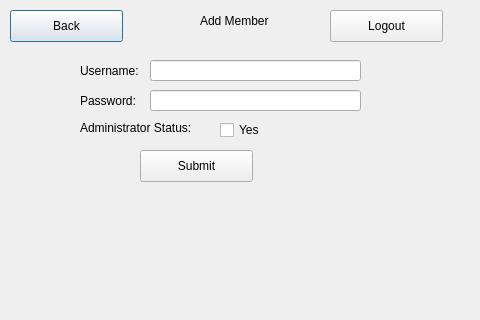
This is QtGui/addmember.ui in Tligtvoet/goat-bulk as Qt 5 draws it before an edit; both pictures show x 0 to 480 and y 0 to 320 of the 691 by 613 pixel window. The edited form follows.
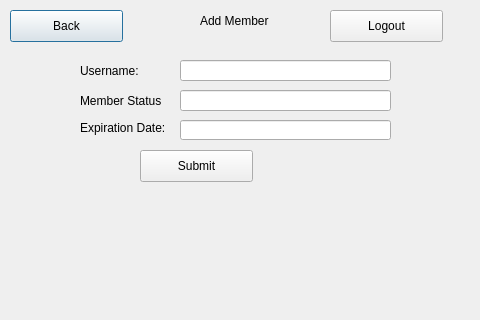
This is the edited form.

The edit to the form file:
```diff
--- a/QtGui/addmember.ui
+++ b/QtGui/addmember.ui
@@ -70,12 +70,12 @@
     <rect>
      <x>80</x>
      <y>90</y>
-     <width>71</width>
+     <width>81</width>
      <height>21</height>
     </rect>
    </property>
    <property name="text">
-    <string>Password:</string>
+    <string>Member Status:</string>
    </property>
   </widget>
   <widget class="QLabel" name="adminstatus">
@@ -88,13 +88,13 @@
     </rect>
    </property>
    <property name="text">
-    <string>Administrator Status:</string>
+    <string>Expiration Date:</string>
    </property>
   </widget>
   <widget class="QLineEdit" name="lineEdit_username">
    <property name="geometry">
     <rect>
-     <x>150</x>
+     <x>180</x>
      <y>60</y>
      <width>211</width>
      <height>21</height>
@@ -104,26 +104,13 @@
   <widget class="QLineEdit" name="lineEdit_password">
    <property name="geometry">
     <rect>
-     <x>150</x>
+     <x>180</x>
      <y>90</y>
      <width>211</width>
      <height>21</height>
     </rect>
    </property>
   </widget>
-  <widget class="QCheckBox" name="adminyes">
-   <property name="geometry">
-    <rect>
-     <x>220</x>
-     <y>120</y>
-     <width>87</width>
-     <height>20</height>
-    </rect>
-   </property>
-   <property name="text">
-    <string>Yes</string>
-   </property>
-  </widget>
   <widget class="QPushButton" name="button_submit">
    <property name="geometry">
     <rect>
@@ -137,6 +124,16 @@
     <string>Submit</string>
    </property>
   </widget>
+  <widget class="QLineEdit" name="lineEdit_expDate">
+   <property name="geometry">
+    <rect>
+     <x>180</x>
+     <y>120</y>
+     <width>211</width>
+     <height>20</height>
+    </rect>
+   </property>
+  </widget>
  </widget>
  <resources/>
  <connections/>
```
Left out of the diff: 4 changed lines with no effect on the pictures.
